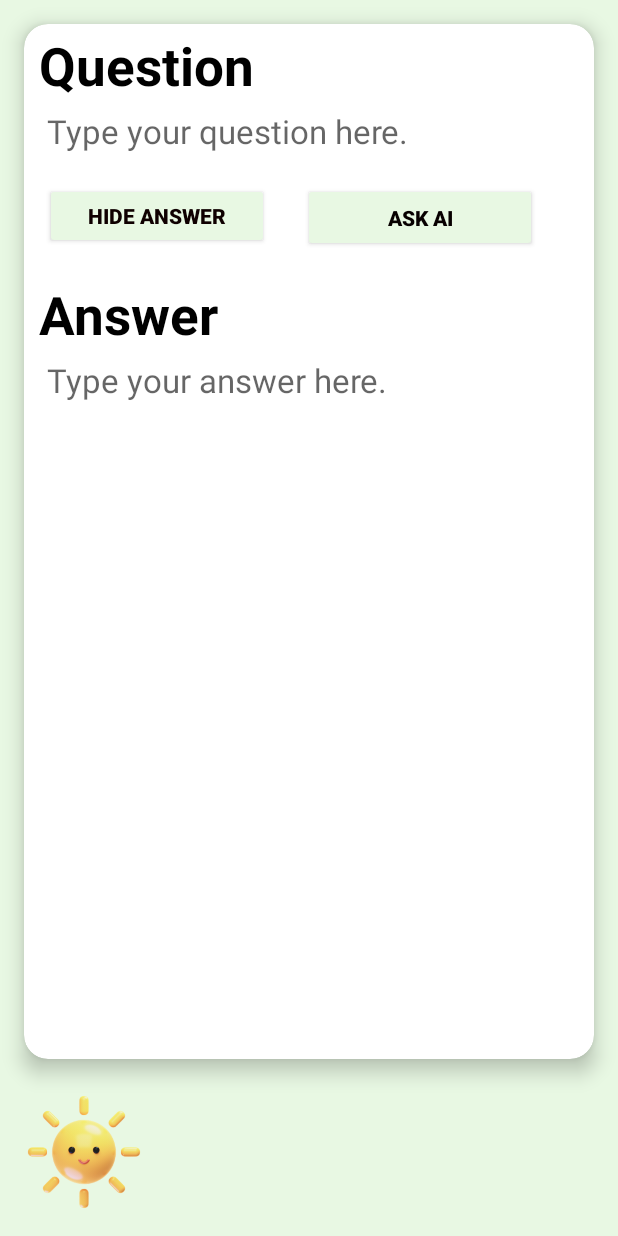
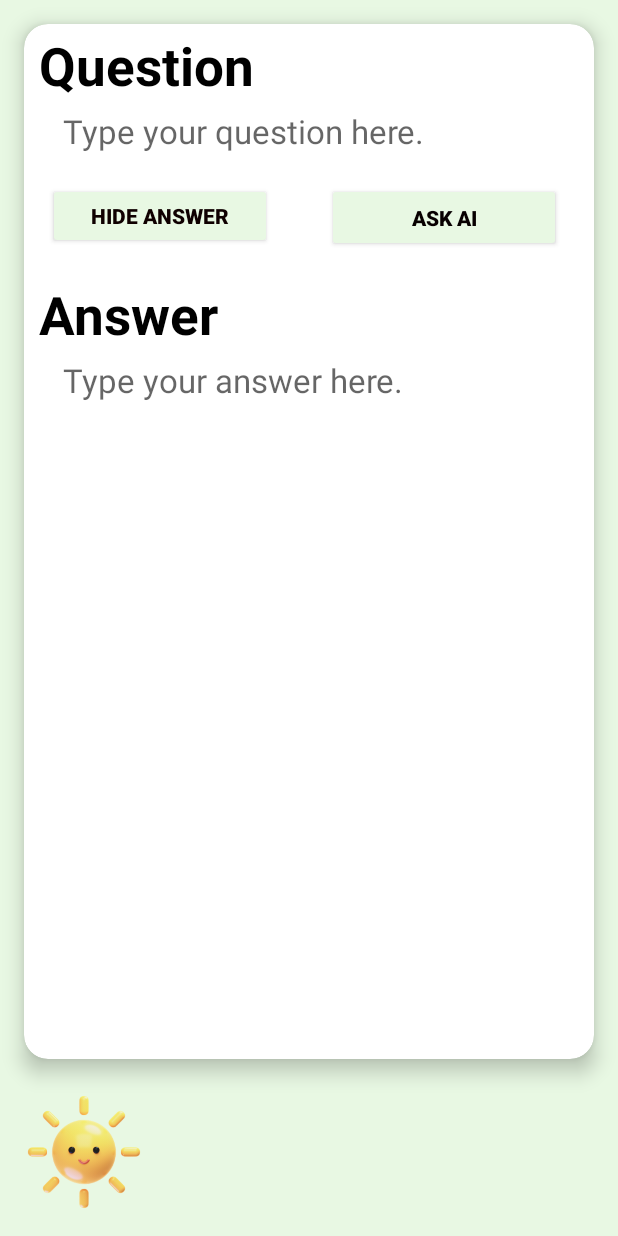
Before and after one commit to Yee-Millennium/Memora, an Android app: the layout activity_question.xml on its own in the app's theme, with its tools: preview values and no code run, on a phone screen of 412 x 824 dp. Run offline under Robolectric (Android 15) with nearby library versions, the phone set to English and light mode, and no system bars.

Commit message:
feat: changed the gradle for physical device and fixed the layout

```diff
--- a/app/build.gradle.kts
+++ b/app/build.gradle.kts
@@ -10,8 +10,8 @@ android {
 
     defaultConfig {
         applicationId = "com.cs407.memora"
-        minSdk = 33
-        targetSdk = 34
+        minSdk = 30
+        targetSdk = 30
         versionCode = 1
         versionName = "1.0"
 
--- a/app/src/main/res/layout/activity_question.xml
+++ b/app/src/main/res/layout/activity_question.xml
@@ -53,7 +53,7 @@
 
         <androidx.constraintlayout.widget.ConstraintLayout
             android:id="@+id/show_question_layout"
-            android:layout_width="355dp"
+            android:layout_width="match_parent"
             android:layout_height="690dp"
             tools:context="com.cs407.memora.QuestionActivity">
 
@@ -75,9 +75,9 @@
 
             <TextView
                 android:id="@+id/question_text_view"
-                android:layout_width="333dp"
+                android:layout_width="match_parent"
                 android:layout_height="wrap_content"
-                android:layout_marginStart="16dp"
+                android:layout_marginStart="26dp"
                 android:layout_marginTop="5dp"
                 android:layout_marginEnd="8dp"
                 android:gravity="center_vertical"
@@ -134,9 +134,9 @@
 
             <TextView
                 android:id="@+id/answer_text_view"
-                android:layout_width="333dp"
+                android:layout_width="match_parent"
                 android:layout_height="wrap_content"
-                android:layout_marginStart="16dp"
+                android:layout_marginStart="26dp"
                 android:layout_marginTop="5dp"
                 android:layout_marginEnd="8dp"
                 android:hint="Type your answer here."
```
